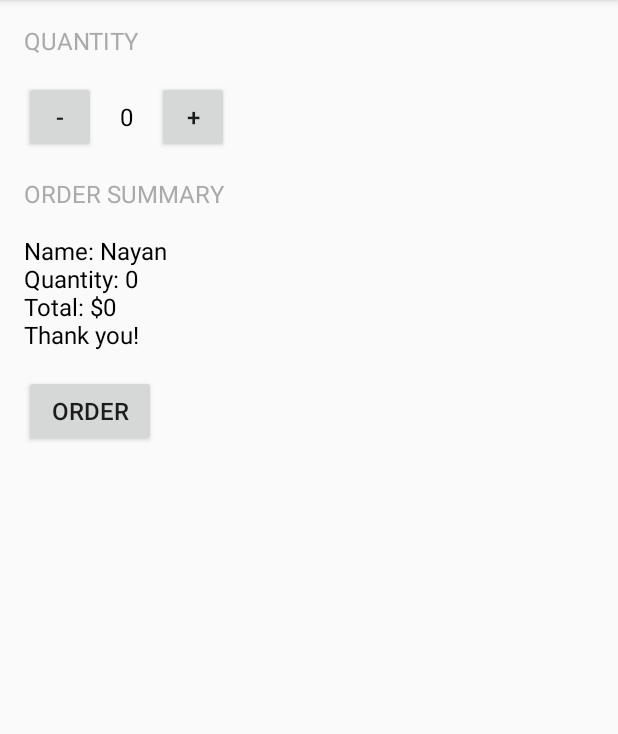
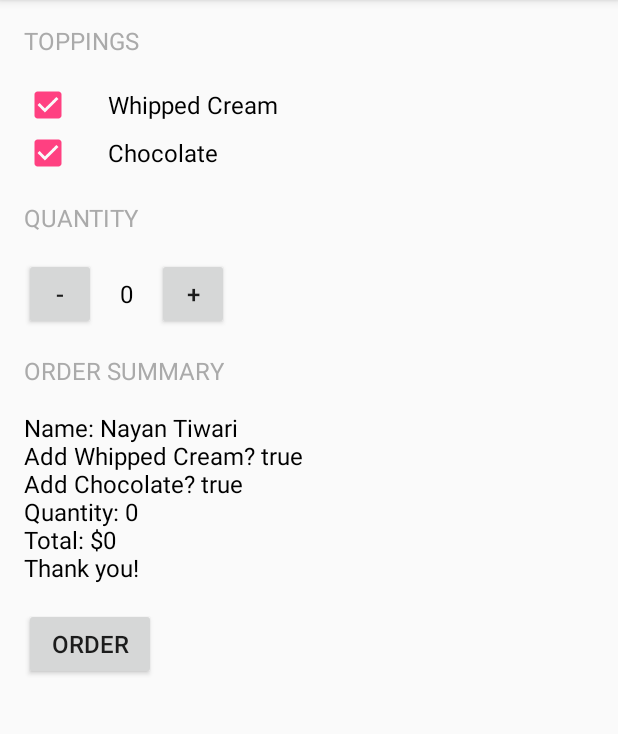
Before and after one commit to nayantiwariofficial/Android-Basics, an Android app: the screen it shows after launch (MainActivity), after a tap on "ORDER", on a phone screen of 412 x 824 dp, the part 84-818 px from its top. Run offline under Robolectric (Android 15) with nearby library versions, the phone set to English and light mode, and no system bars; 2 other taps on this screen came first.

Commit message:
Added more stuff
Added checkboxes

```diff
--- a/JustJava2/app/src/main/java/com/example/nayantiwari/justjava2/MainActivity.java
+++ b/JustJava2/app/src/main/java/com/example/nayantiwari/justjava2/MainActivity.java
@@ -1,15 +1,21 @@
 package com.example.nayantiwari.justjava2;
 
 import android.os.Bundle;
+import android.support.annotation.BoolRes;
 import android.support.v7.app.AppCompatActivity;
 import android.view.View;
+import android.widget.CheckBox;
 import android.widget.TextView;
+
+import static com.example.nayantiwari.justjava2.R.id.checkBox1;
 
 /**
  * This app displays an order form to order coffee.
  */
 public class MainActivity extends AppCompatActivity {
     private int numberOfCoffees = 0;
+    private CheckBox checkBox1, checkBox2;
+    boolean checkBoxValue1, checkBoxValue2;
     private TextView qty;
 
     @Override
@@ -28,9 +34,12 @@ public class MainActivity extends AppCompatActivity {
 
     private String createOrderSummary(int price) {
         String text = qty.getText().toString();
-        return getString(R.string.template1, "Nayan", text, price);
-//        return "Name: Nayan Tiwari\nQuantity: " + text + "\nTotal: $" + price + "\n" +
-//                "Thank you!";
+        return "Name: Nayan Tiwari" +
+                "\nAdd Whipped Cream? " + checkBoxValue1 +
+                "\nAdd Chocolate? " + checkBoxValue2 +
+                "\nQuantity: " + text +
+                "\nTotal: $" + price + "\n" +
+                "Thank you!";
     }
 
     private int calculatePrice() {
@@ -67,4 +76,12 @@ public class MainActivity extends AppCompatActivity {
         TextView priceTextView = (TextView) findViewById(R.id.price_text_view);
         priceTextView.setText(message);
     }
+
+    public void changeCheckedValue(View view) {
+        checkBox1 = (CheckBox) findViewById(R.id.checkBox1);
+        checkBox2 = (CheckBox) findViewById(R.id.checkBox2);
+        checkBoxValue1 = checkBox1.isChecked();
+        checkBoxValue2 = checkBox2.isChecked();
+
+    }
 }
--- a/JustJava2/app/src/main/res/layout/activity_main.xml
+++ b/JustJava2/app/src/main/res/layout/activity_main.xml
@@ -1,17 +1,56 @@
-<LinearLayout xmlns:android="http://schemas.android.com/apk/res/android"
-    xmlns:tools="http://schemas.android.com/tools"
+<ScrollView xmlns:android="http://schemas.android.com/apk/res/android"
     android:layout_width="match_parent"
-    android:layout_height="match_parent"
+    android:layout_height="match_parent">
+
+    <LinearLayout xmlns:tools="http://schemas.android.com/tools"
+        android:layout_width="match_parent"
+        android:layout_height="wrap_content"
         android:orientation="vertical"
         tools:context="com.example.nayantiwari.justjava2.MainActivity">
 
+
+        <TextView
+            android:id="@+id/whipped_text_view"
+            android:layout_width="wrap_content"
+            android:layout_height="wrap_content"
+            android:layout_marginStart="16dp"
+            android:layout_marginTop="16dp"
+            android:text="@string/toppings"
+            android:textAllCaps="true"
+            android:textColor="@android:color/darker_gray"
+            android:textSize="16sp" />
+
+        <CheckBox
+            android:id="@+id/checkBox1"
+            android:layout_width="wrap_content"
+            android:layout_height="wrap_content"
+            android:layout_marginStart="16dp"
+            android:layout_marginTop="16dp"
+            android:checked="false"
+            android:onClick="changeCheckedValue"
+            android:paddingEnd="24dp"
+            android:paddingStart="24dp"
+            android:text="@string/whipped_cream"
+            android:textSize="16sp" />
+
+        <CheckBox
+            android:id="@+id/checkBox2"
+            android:layout_width="wrap_content"
+            android:layout_height="wrap_content"
+            android:layout_marginBottom="16dp"
+            android:layout_marginStart="16dp"
+            android:checked="false"
+            android:onClick="changeCheckedValue"
+            android:paddingEnd="24dp"
+            android:paddingStart="24dp"
+            android:text="@string/chocolate"
+            android:textSize="16sp" />
 
         <TextView
             android:id="@+id/textView1"
             android:layout_width="wrap_content"
             android:layout_height="wrap_content"
             android:layout_marginStart="16dp"
-        android:layout_marginTop="16dp"
             android:text="@string/quantity"
             android:textAllCaps="true"
             android:textColor="@android:color/darker_gray"
@@ -26,8 +65,8 @@
                 android:id="@+id/button2"
                 android:layout_width="48dp"
                 android:layout_height="48dp"
+                android:layout_marginStart="16dp"
                 android:layout_marginTop="16dp"
-            android:layout_marginStart="16dp"
                 android:layout_weight="1"
                 android:onClick="removeNumberOfCoffees"
                 android:text="@string/minus"
@@ -77,7 +116,7 @@
             android:layout_marginTop="16dp"
             android:text="@string/__0"
             android:textColor="@android:color/black"
-        android:textSize="16sp"/>
+            android:textSize="16sp" />
 
         <Button
             android:id="@+id/button"
@@ -91,3 +130,4 @@
             android:textSize="16sp" />
 
     </LinearLayout>
+</ScrollView>
--- a/JustJava2/app/src/main/res/values/strings.xml
+++ b/JustJava2/app/src/main/res/values/strings.xml
@@ -12,4 +12,7 @@
 
     <string name="template1">Name: %1$s\nQuantity: %2$s\nTotal: $%3$d\nThank you!</string>
     <string name="orderSummary">Order summary</string>
+    <string name="toppings">toppings</string>
+    <string name="whipped_cream">Whipped Cream</string>
+    <string name="chocolate">Chocolate</string>
 </resources>
```
Lines whose indentation alone changed are shown as unchanged.
